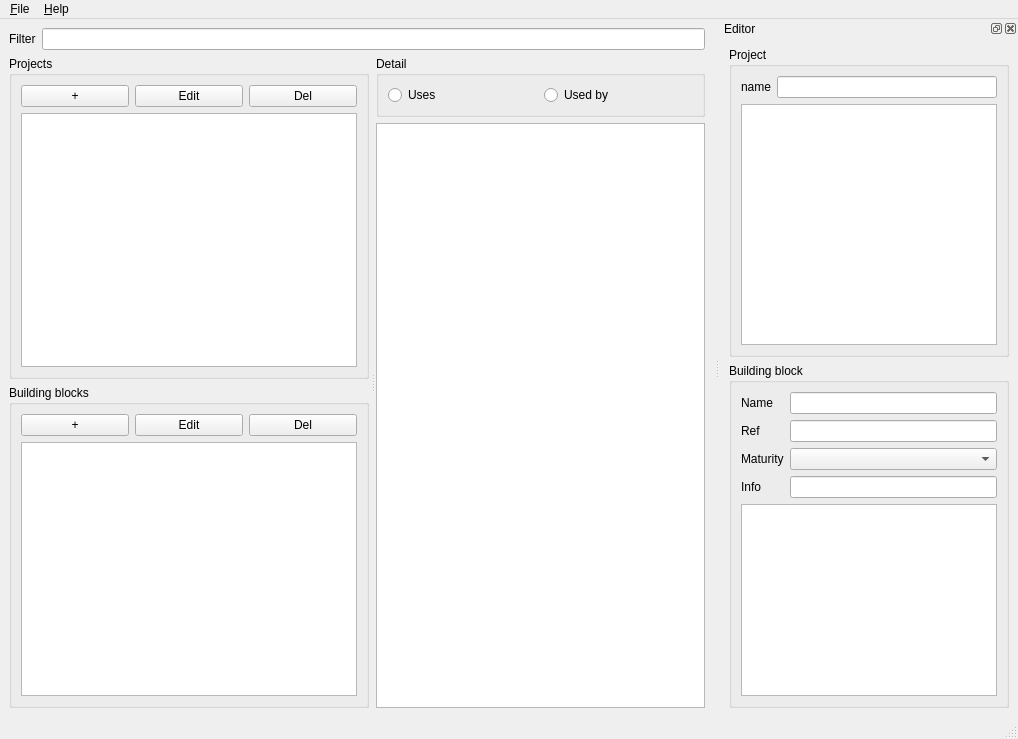
This is app/mainwindow.ui in jfouche/bbm as Qt 5 draws it before an edit. The edited form follows.
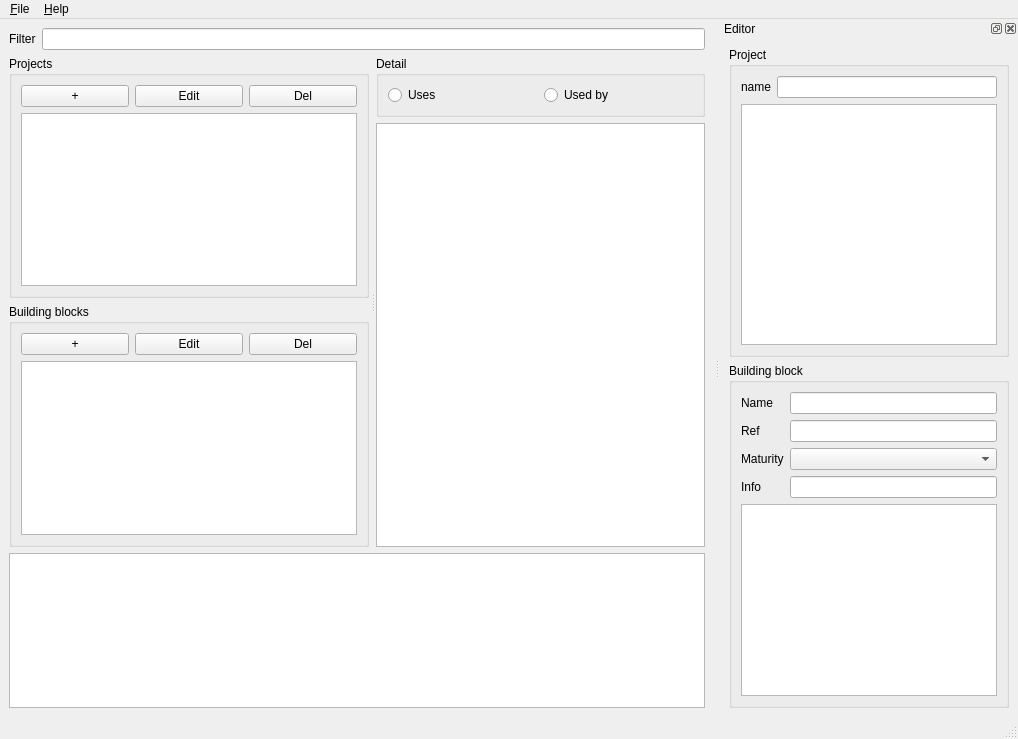
This is the edited form.

Commit message: added the Summary table

The edit to the form file:
```diff
--- a/app/mainwindow.ui
+++ b/app/mainwindow.ui
@@ -168,6 +168,13 @@
       </widget>
      </widget>
     </item>
+    <item>
+     <layout class="QVBoxLayout" name="verticalLayout_3">
+      <item>
+       <widget class="QTreeView" name="treeSummary"/>
+      </item>
+     </layout>
+    </item>
    </layout>
   </widget>
   <widget class="QStatusBar" name="statusbar"/>
```
The commit also changes 5 other files.
